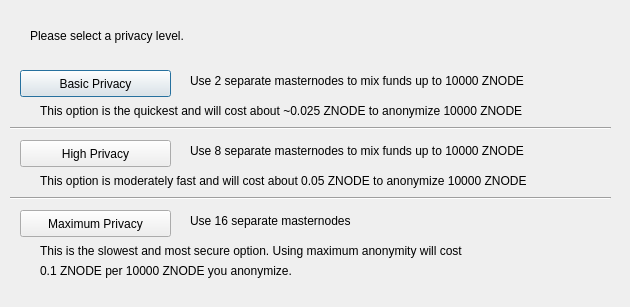
Qt form src/qt/forms/obfuscationconfig.ui (zeronode-project/zeronode) before a commit.
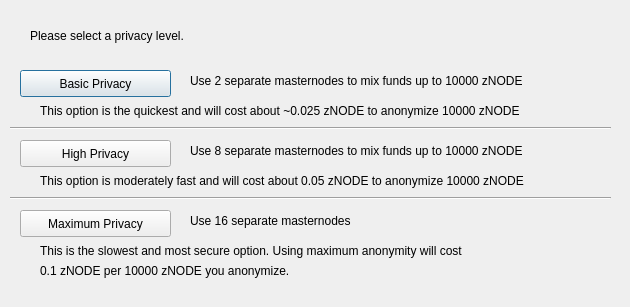
The same form after that commit.

The edit to the form file:
```diff
--- a/src/qt/forms/obfuscationconfig.ui
+++ b/src/qt/forms/obfuscationconfig.ui
@@ -75,7 +75,7 @@
     </rect>
    </property>
    <property name="text">
-    <string>Use 2 separate masternodes to mix funds up to 10000 ZNODE</string>
+    <string>Use 2 separate masternodes to mix funds up to 10000 zNODE</string>
    </property>
   </widget>
   <widget class="QLabel" name="label_3">
@@ -88,7 +88,7 @@
     </rect>
    </property>
    <property name="text">
-    <string>Use 8 separate masternodes to mix funds up to 10000 ZNODE</string>
+    <string>Use 8 separate masternodes to mix funds up to 10000 zNODE</string>
    </property>
   </widget>
   <widget class="QLabel" name="label_4">
@@ -114,7 +114,7 @@
     </rect>
    </property>
    <property name="text">
-    <string>This option is the quickest and will cost about ~0.025 ZNODE to anonymize 10000 ZNODE</string>
+    <string>This option is the quickest and will cost about ~0.025 zNODE to anonymize 10000 zNODE</string>
    </property>
   </widget>
   <widget class="QLabel" name="label_7">
@@ -127,7 +127,7 @@
     </rect>
    </property>
    <property name="text">
-    <string>This option is moderately fast and will cost about 0.05 ZNODE to anonymize 10000 ZNODE</string>
+    <string>This option is moderately fast and will cost about 0.05 zNODE to anonymize 10000 zNODE</string>
    </property>
   </widget>
   <widget class="QLabel" name="label_8">
@@ -153,7 +153,7 @@
     </rect>
    </property>
    <property name="text">
-    <string>0.1 ZNODE per 10000 ZNODE you anonymize.</string>
+    <string>0.1 zNODE per 10000 zNODE you anonymize.</string>
    </property>
   </widget>
   <widget class="Line" name="line">
```
